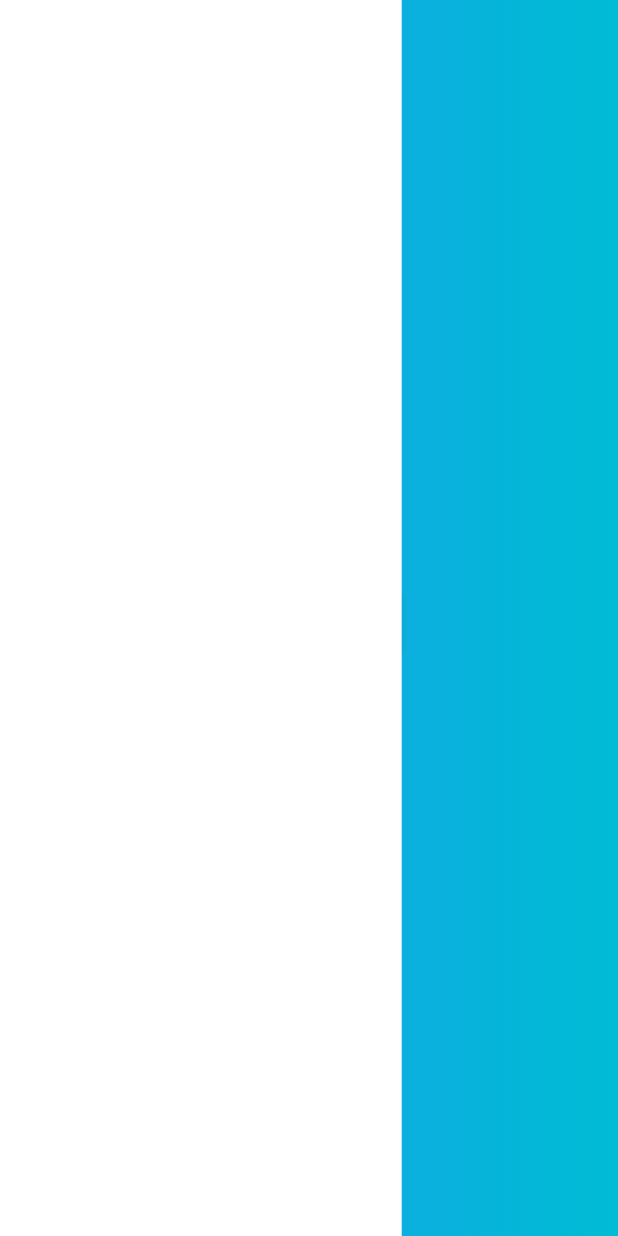
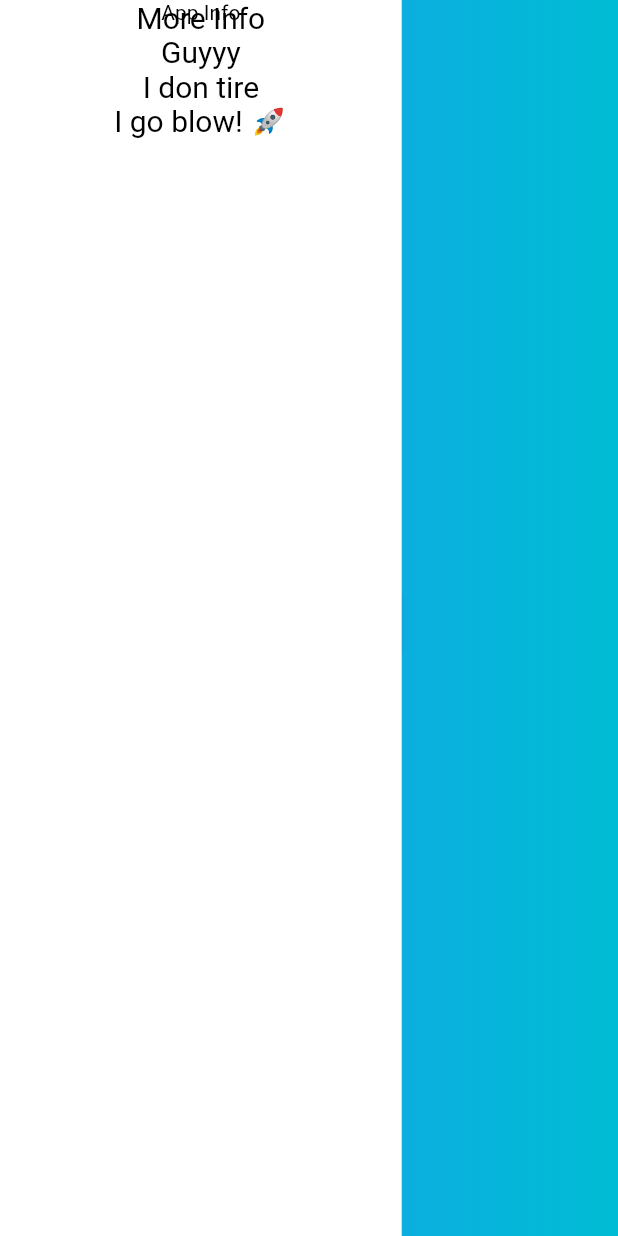
Before and after one commit to a-oboh/flutter-ui, a Flutter app: the screen it shows after launch, on a phone screen of 412 x 824 dp. Run offline on Flutter 3.47's test engine with Material 2 defaults, Android fonts, the phone set to English and light mode, and no system bars; our stand-ins replace flutter_screenutil, google_fonts.

Commit message:
initial commit

```diff
--- a/sliding_bottom_sheet/lib/liquid_slider_animation/l_s_anim.dart
+++ b/sliding_bottom_sheet/lib/liquid_slider_animation/l_s_anim.dart
@@ -9,9 +9,36 @@ class _ElasticSidebarState extends State<ElasticSidebar> {
   // offsset for finger position - initial is 0, 0
   Offset _offset = Offset(0, 0);
 
+  // Global key to get container position
+  GlobalKey key = GlobalKey();
+
+  List<double> limits = [];
+
+  @override
+  void initState() {
+    // WidgetsBinding.instance.addPostFrameCallback(callback);
+    super.initState();
+  }
+
+  itemPositions(duration) {
+    RenderBox renderBox = key.currentContext.findRenderObject();
+    final position = renderBox.localToGlobal(Offset.zero);
+    double start = position.dy - 20;
+    double conLimit = position.dy + renderBox.size.height - 20;
+    double step = (conLimit - start) / 5;
+    limits = [];
+    for (var x = start; x < conLimit; x = x + step) {
+      limits.add(x);
+    }
+    setState(() {
+      limits = limits;
+    });
+  }
+
   @override
   Widget build(BuildContext context) {
     Size screenSize = MediaQuery.of(context).size;
+    double menuItemHeight = screenSize.height * .5;
 
     //width of side bar
     double sidebarSize = screenSize.width * 0.65;
@@ -69,7 +96,55 @@ class _ElasticSidebarState extends State<ElasticSidebar> {
                       ),
                     ),
                     Container(
-
+                      key: key,
+                      height: screenSize.height * .25,
+                      child: Center(
+                        child: Column(
+                          children: <Widget>[
+                            Text(
+                              'App Info',
+                              style: TextStyle(color: Colors.black),
+                            )
+                          ],
+                        ),
+                      ),
+                    ),
+                    SizedBox(height: 10),
+                    Container(
+                      width: double.infinity,
+                      height: menuItemHeight,
+                      child: Column(
+                        children: <Widget>[
+                          Text(
+                            'More Info',
+                            style: TextStyle(
+                              color: Colors.black,
+                              fontSize: 20,
+                            ),
+                          ),
+                          Text(
+                            'Guyyy',
+                            style: TextStyle(
+                              color: Colors.black,
+                              fontSize: 20,
+                            ),
+                          ),
+                          Text(
+                            'I don tire',
+                            style: TextStyle(
+                              color: Colors.black,
+                              fontSize: 20,
+                            ),
+                          ),
+                          Text(
+                            'I go blow! 🚀',
+                            style: TextStyle(
+                              color: Colors.black,
+                              fontSize: 20,
+                            ),
+                          )
+                        ],
+                      ),
                     ),
                   ],
                 ),
```
Also changed, not shown: drinks_app_ui/lib/main.dart (added, +70 -0 lines), drinks_app_ui/pubspec.yaml (added, +72 -0 lines), drinks_app_ui/pubspec.lock (added), 55 other files.
